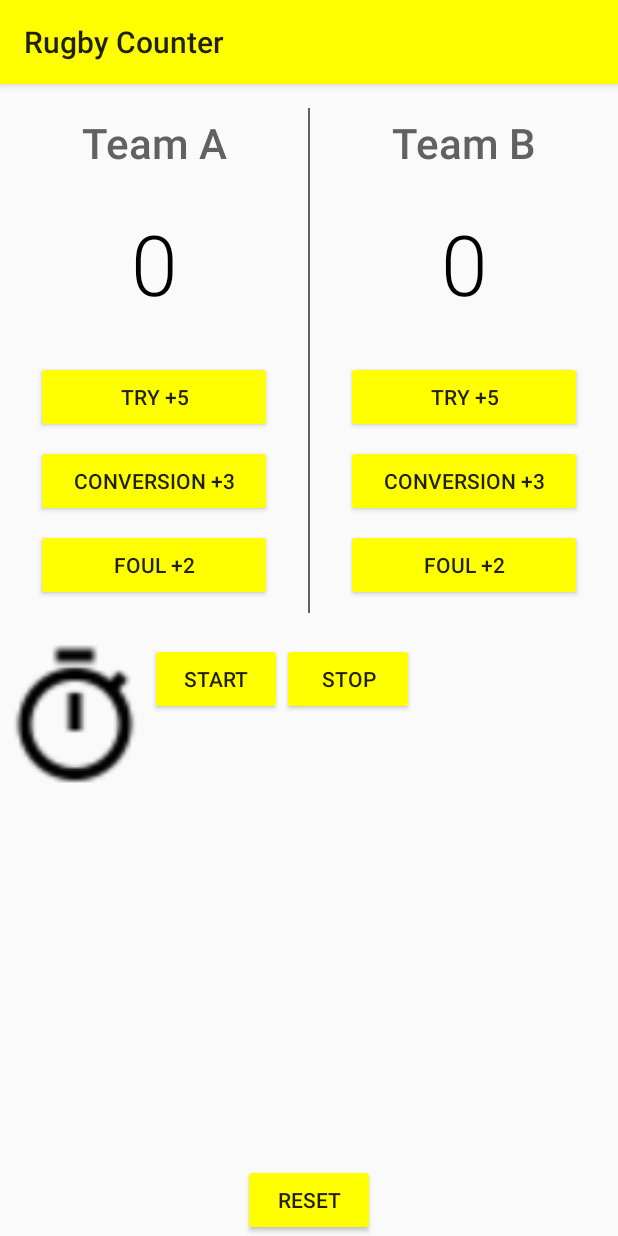
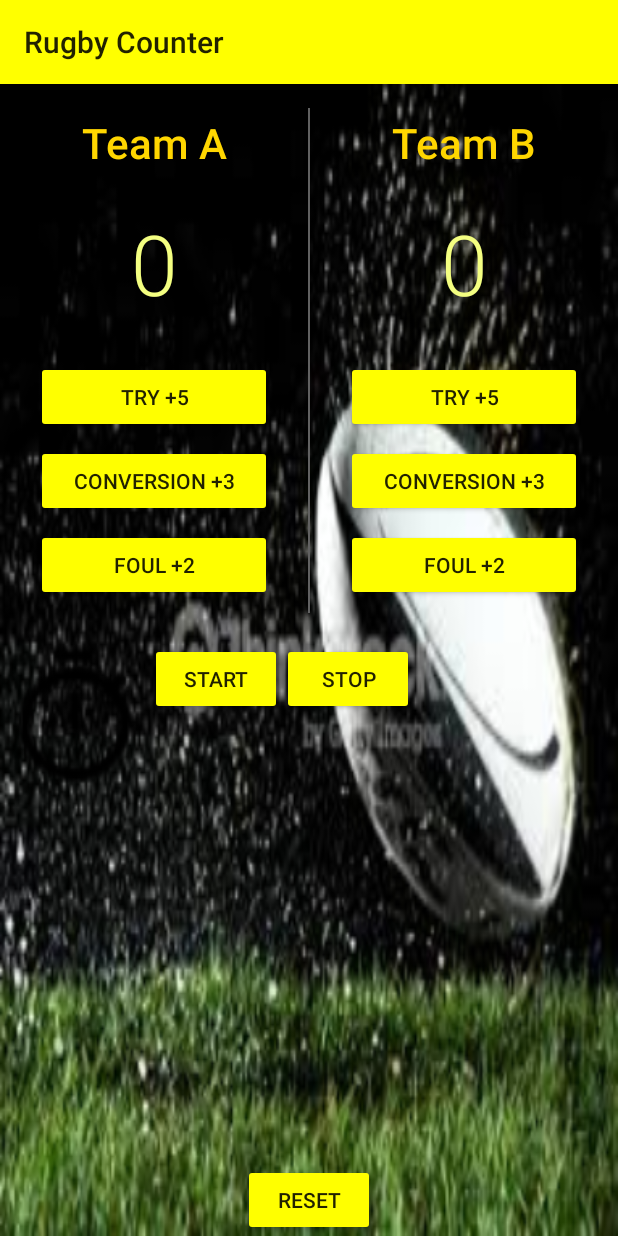
Before and after one commit to katherine95/RugbyCounter, an Android app: the screen it shows after launch (MainActivity), on a phone screen of 412 x 824 dp. Run offline under Robolectric (Android 15) with nearby library versions, the phone set to English and light mode, and no system bars.

Commit message:
change background

```diff
--- a/app/src/main/res/layout/activity_main.xml
+++ b/app/src/main/res/layout/activity_main.xml
@@ -5,6 +5,8 @@
     android:layout_width="match_parent"
     android:layout_height="match_parent"
     android:orientation="vertical"
+    android:background="@drawable/rugby3"
+    android:scaleType="centerCrop"
     tools:context="com.example.android.rugbycounter.MainActivity">
 
     <LinearLayout
@@ -27,7 +29,7 @@
                 android:gravity="center_horizontal"
                 android:padding="4dp"
                 android:text="@string/team_A"
-                android:textColor="#616161"
+                android:textColor="#FFD600"
                 android:textSize="28sp" />
 
             <TextView
@@ -39,7 +41,7 @@
                 android:gravity="center_horizontal"
                 android:padding="4dp"
                 android:text="0"
-                android:textColor="#000000"
+                android:textColor="#F4FF81"
                 android:textSize="56sp" />
 
             <Button
@@ -93,7 +95,7 @@
                 android:gravity="center_horizontal"
                 android:padding="4dp"
                 android:text="@string/team_B"
-                android:textColor="#616161"
+                android:textColor="#FFD600"
                 android:textSize="28sp" />
 
             <TextView
@@ -105,7 +107,7 @@
                 android:gravity="center_horizontal"
                 android:padding="4dp"
                 android:text="0"
-                android:textColor="#000000"
+                android:textColor="#F4FF81"
                 android:textSize="56sp" />
 
             <Button
```
Also changed, not shown: app/src/main/java/com/example/android/rugbycounter/MainActivity.java (+23 -11 lines), app/src/main/res/drawable/rugby.jpeg (added), app/src/main/res/drawable/rugby1.jpeg (added), app/src/main/res/drawable/rugby3.jpeg (added), app/src/main/res/drawable/rugby4.jpeg (added), app/src/main/res/drawable/rugby6.jpeg (added), app/src/main/res/drawable/rugby8.jpeg (added).
